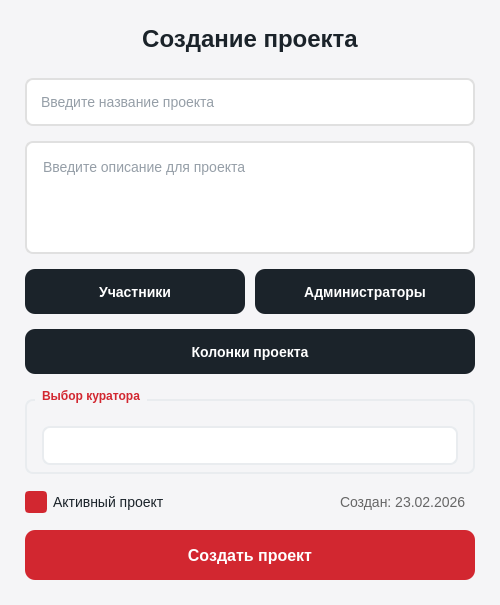
This is ui/projects/project_creation_dialog.ui in lerakaplich/TaskPlanner2 as Qt 5 draws it before an edit. The edited form follows.
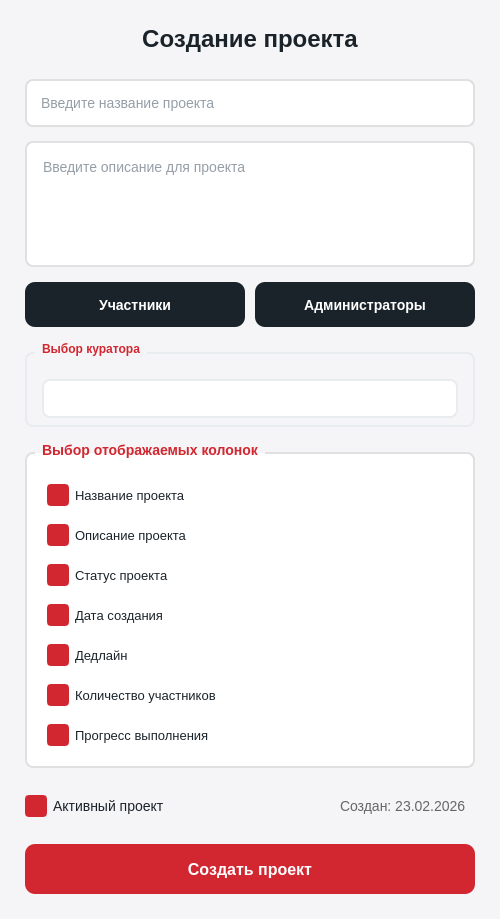
This is the edited form.

```diff
--- a/ui/projects/project_creation_dialog.ui
+++ b/ui/projects/project_creation_dialog.ui
@@ -7,7 +7,7 @@
     <x>0</x>
     <y>0</y>
     <width>500</width>
-    <height>605</height>
+    <height>919</height>
    </rect>
   </property>
   <property name="windowTitle">
@@ -137,6 +137,12 @@
        <height>48</height>
       </size>
      </property>
+     <property name="maximumSize">
+      <size>
+       <width>16777215</width>
+       <height>45</height>
+      </size>
+     </property>
      <property name="styleSheet">
       <string notr="true">QLineEdit {
     border: 2px solid #E0E0E0;
@@ -192,6 +198,12 @@
          <height>45</height>
         </size>
        </property>
+       <property name="maximumSize">
+        <size>
+         <width>16777215</width>
+         <height>45</height>
+        </size>
+       </property>
        <property name="font">
         <font>
          <pointsize>-1</pointsize>
@@ -232,6 +244,12 @@
          <height>45</height>
         </size>
        </property>
+       <property name="maximumSize">
+        <size>
+         <width>16777215</width>
+         <height>45</height>
+        </size>
+       </property>
        <property name="font">
         <font>
          <pointsize>-1</pointsize>
@@ -266,46 +284,6 @@
      </item>
     </layout>
    </item>
-   <item>
-    <widget class="QPushButton" name="columnBtn">
-     <property name="minimumSize">
-      <size>
-       <width>0</width>
-       <height>45</height>
-      </size>
-     </property>
-     <property name="font">
-      <font>
-       <pointsize>-1</pointsize>
-       <bold>true</bold>
-      </font>
-     </property>
-     <property name="cursor">
-      <cursorShape>PointingHandCursor</cursorShape>
-     </property>
-     <property name="styleSheet">
-      <string notr="true">QPushButton {
-    background-color: #1B232A;
-    color: white;
-    border: none;
-    border-radius: 10px;
-    padding: 12px;
-    font-size: 14px;
-    font-weight: bold;
-}
-QPushButton:hover {
-    background-color: #D9D9D6;
-    color: black;
-}
-QPushButton:pressed {
-    background-color: #B8B8B5;
-}</string>
-     </property>
-     <property name="text">
-      <string>Колонки проекта</string>
-     </property>
-    </widget>
-   </item>
    <item>
     <widget class="QGroupBox" name="groupBoxManagers">
      <property name="sizePolicy">
@@ -352,9 +330,241 @@
      </layout>
     </widget>
    </item>
+   <item>
+    <widget class="QGroupBox" name="columnsGroupBox">
+     <property name="styleSheet">
+      <string notr="true">QGroupBox {
+    font-size: 14px;
+    font-weight: bold;
+    border: 2px solid #E0E0E0;
+    border-radius: 8px;
+    margin-top: 10px;
+    padding-top: 10px;
+    background-color: white;
+}
+QGroupBox::title {
+    subcontrol-origin: margin;
+    left: 10px;
+    padding: 0 5px 0 5px;
+}</string>
+     </property>
+     <property name="title">
+      <string>Выбор отображаемых колонок</string>
+     </property>
+     <layout class="QVBoxLayout" name="columnsLayout">
+      <property name="spacing">
+       <number>8</number>
+      </property>
+      <property name="leftMargin">
+       <number>15</number>
+      </property>
+      <property name="topMargin">
+       <number>15</number>
+      </property>
+      <property name="rightMargin">
+       <number>15</number>
+      </property>
+      <property name="bottomMargin">
+       <number>15</number>
+      </property>
+      <item>
+       <widget class="QCheckBox" name="colNameCheckbox">
+        <property name="styleSheet">
+         <string notr="true">QCheckBox {
+    font-size: 13px;
+    color: #1B232A;
+    padding: 5px;
+}
+QCheckBox::indicator {
+    width: 18px;
+    height: 18px;
+    border: 2px solid #1B232A;
+    border-radius: 4px;
+}
+QCheckBox::indicator:checked {
+    background-color: #D22730;
+    border: 2px solid #D22730;
+}</string>
+        </property>
+        <property name="text">
+         <string>Название проекта</string>
+        </property>
+        <property name="checked">
+         <bool>true</bool>
+        </property>
+       </widget>
+      </item>
+      <item>
+       <widget class="QCheckBox" name="colDescriptionCheckbox">
+        <property name="styleSheet">
+         <string notr="true">QCheckBox {
+    font-size: 13px;
+    color: #1B232A;
+    padding: 5px;
+}
+QCheckBox::indicator {
+    width: 18px;
+    height: 18px;
+    border: 2px solid #1B232A;
+    border-radius: 4px;
+}
+QCheckBox::indicator:checked {
+    background-color: #D22730;
+    border: 2px solid #D22730;
+}</string>
+        </property>
+        <property name="text">
+         <string>Описание проекта</string>
+        </property>
+        <property name="checked">
+         <bool>true</bool>
+        </property>
+       </widget>
+      </item>
+      <item>
+       <widget class="QCheckBox" name="colStatusCheckbox">
+        <property name="styleSheet">
+         <string notr="true">QCheckBox {
+    font-size: 13px;
+    color: #1B232A;
+    padding: 5px;
+}
+QCheckBox::indicator {
+    width: 18px;
+    height: 18px;
+    border: 2px solid #1B232A;
+    border-radius: 4px;
+}
+QCheckBox::indicator:checked {
+    background-color: #D22730;
+    border: 2px solid #D22730;
+}</string>
+        </property>
+        <property name="text">
+         <string>Статус проекта</string>
+        </property>
+        <property name="checked">
+         <bool>true</bool>
+        </property>
+       </widget>
+      </item>
+      <item>
+       <widget class="QCheckBox" name="colCreatedDateCheckbox">
+        <property name="styleSheet">
+         <string notr="true">QCheckBox {
+    font-size: 13px;
+    color: #1B232A;
+    padding: 5px;
+}
+QCheckBox::indicator {
+    width: 18px;
+    height: 18px;
+    border: 2px solid #1B232A;
+    border-radius: 4px;
+}
+QCheckBox::indicator:checked {
+    background-color: #D22730;
+    border: 2px solid #D22730;
+}</string>
+        </property>
+        <property name="text">
+         <string>Дата создания</string>
+        </property>
+        <property name="checked">
+         <bool>true</bool>
+        </property>
+       </widget>
+      </item>
+      <item>
+       <widget class="QCheckBox" name="colDeadlineCheckbox">
+        <property name="styleSheet">
+         <string notr="true">QCheckBox {
+    font-size: 13px;
+    color: #1B232A;
+    padding: 5px;
+}
+QCheckBox::indicator {
+    width: 18px;
+    height: 18px;
+    border: 2px solid #1B232A;
+    border-radius: 4px;
+}
+QCheckBox::indicator:checked {
+    background-color: #D22730;
+    border: 2px solid #D22730;
+}</string>
+        </property>
+        <property name="text">
+         <string>Дедлайн</string>
+        </property>
+        <property name="checked">
+         <bool>true</bool>
+        </property>
+       </widget>
+      </item>
+      <item>
+       <widget class="QCheckBox" name="colParticipantsCheckbox">
+        <property name="styleSheet">
+         <string notr="true">QCheckBox {
+    font-size: 13px;
+    color: #1B232A;
+    padding: 5px;
+}
+QCheckBox::indicator {
+    width: 18px;
+    height: 18px;
+    border: 2px solid #1B232A;
+    border-radius: 4px;
+}
+QCheckBox::indicator:checked {
+    background-color: #D22730;
+    border: 2px solid #D22730;
+}</string>
+        </property>
+        <property name="text">
+         <string>Количество участников</string>
+        </property>
+        <property name="checked">
+         <bool>true</bool>
+        </property>
+       </widget>
+      </item>
+      <item>
+       <widget class="QCheckBox" name="colProgressCheckbox">
+        <property name="styleSheet">
+         <string notr="true">QCheckBox {
+    font-size: 13px;
+    color: #1B232A;
+    padding: 5px;
+}
+QCheckBox::indicator {
+    width: 18px;
+    height: 18px;
+    border: 2px solid #1B232A;
+    border-radius: 4px;
+}
+QCheckBox::indicator:checked {
+    background-color: #D22730;
+    border: 2px solid #D22730;
+}</string>
+        </property>
+        <property name="text">
+         <string>Прогресс выполнения</string>
+        </property>
+        <property name="checked">
+         <bool>true</bool>
+        </property>
+       </widget>
+      </item>
+     </layout>
+    </widget>
+   </item>
    <item>
     <layout class="QHBoxLayout" name="bottomLayout">
-     <property name="spacing">
+     <property name="topMargin">
+      <number>10</number>
+     </property>
+     <property name="bottomMargin">
       <number>10</number>
      </property>
      <item>
@@ -420,6 +630,12 @@
        <height>50</height>
       </size>
      </property>
+     <property name="maximumSize">
+      <size>
+       <width>16777215</width>
+       <height>50</height>
+      </size>
+     </property>
      <property name="font">
       <font>
        <pointsize>-1</pointsize>
@@ -451,6 +667,19 @@
      </property>
     </widget>
    </item>
+   <item>
+    <spacer name="verticalSpacer">
+     <property name="orientation">
+      <enum>Qt::Orientation::Vertical</enum>
+     </property>
+     <property name="sizeHint" stdset="0">
+      <size>
+       <width>20</width>
+       <height>40</height>
+      </size>
+     </property>
+    </spacer>
+   </item>
   </layout>
  </widget>
  <resources/>
```
Left out of the diff: 1 changed line with no effect on the pictures.
